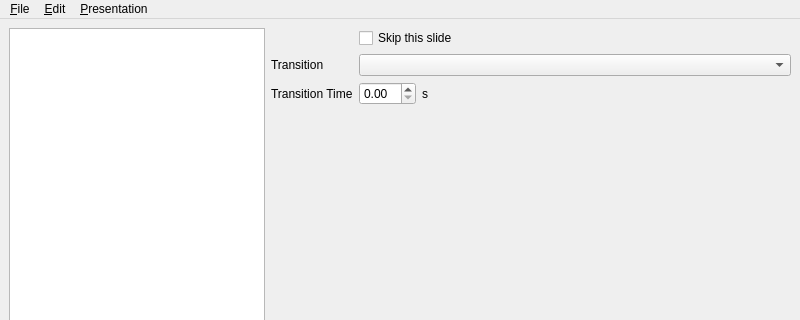
The window that impressiveEditorUI.ui (medicalwei/impressive-editor) describes before a commit, drawn with Qt 5; both pictures show x 0 to 800 and y 0 to 320 of the 800 by 600 pixel window.
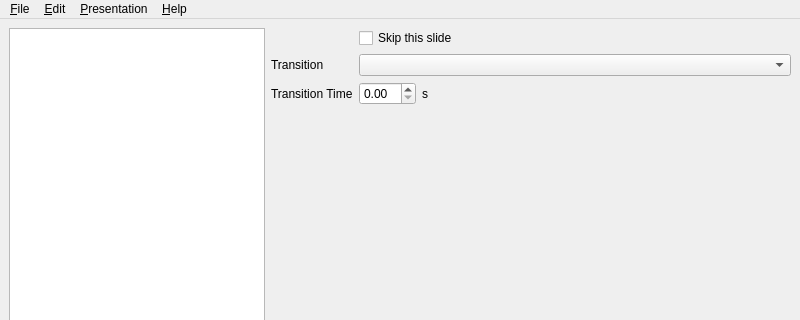
The same window after the commit.

Patch:
```diff
--- a/impressiveEditorUI.ui
+++ b/impressiveEditorUI.ui
@@ -98,7 +98,7 @@
      <x>0</x>
      <y>0</y>
      <width>800</width>
-     <height>19</height>
+     <height>29</height>
     </rect>
    </property>
    <widget class="QMenu" name="menuFile">
@@ -130,9 +130,18 @@
     </property>
     <addaction name="actionStart"/>
    </widget>
+   <widget class="QMenu" name="menuHelp">
+    <property name="title">
+     <string>&amp;Help</string>
+    </property>
+    <addaction name="actionBasic_Usage"/>
+    <addaction name="separator"/>
+    <addaction name="actionAbout"/>
+   </widget>
    <addaction name="menuFile"/>
    <addaction name="menuEdit"/>
    <addaction name="menuPresentation"/>
+   <addaction name="menuHelp"/>
   </widget>
   <widget class="QStatusBar" name="statusbar"/>
   <action name="actionStart">
```
Left out of the diff: 13 changed lines with no effect on the pictures.
